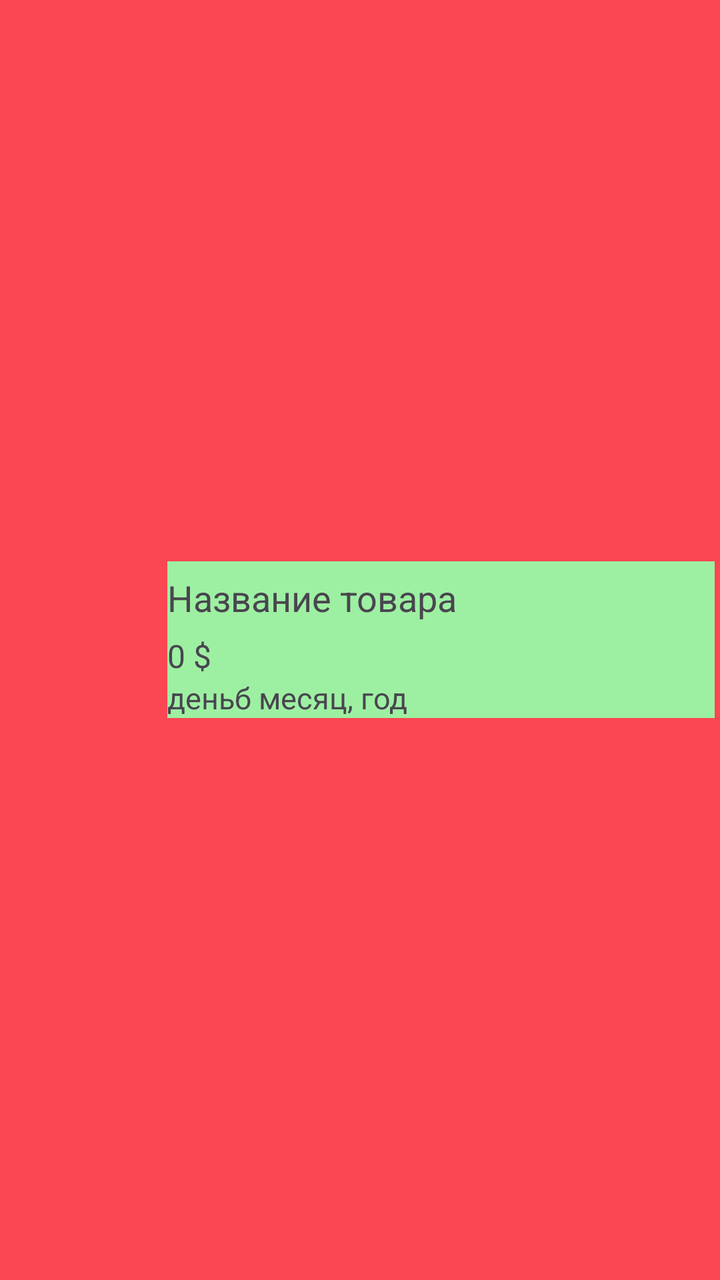
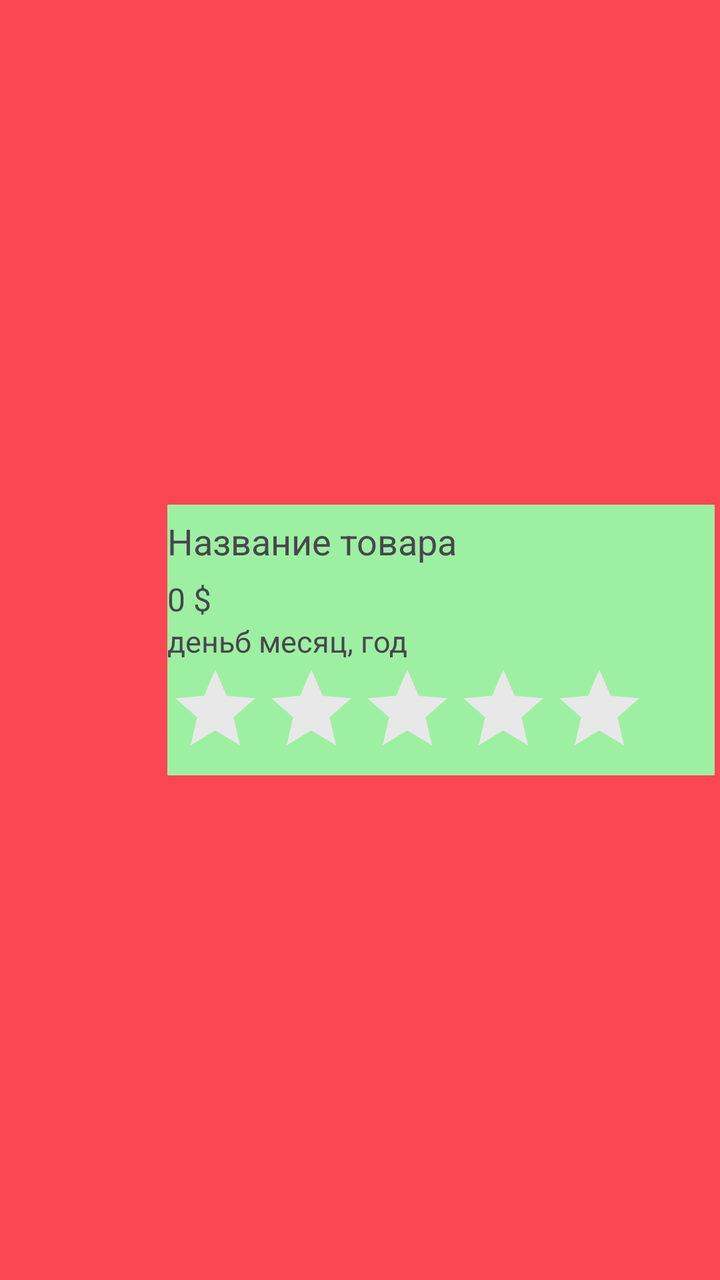

Two renders of the same Android screen: before a commit and after it. Below are the layout's source before the change and the commit's diff.
<!-- AndroidManifest.xml: application theme Theme.MyApplicationShopNew -->
<!-- res/layout/item_history.xml -->
<?xml version="1.0" encoding="utf-8"?>
<LinearLayout
    xmlns:android="http://schemas.android.com/apk/res/android"
    android:layout_width="match_parent"
    android:layout_height="wrap_content"
    android:orientation="horizontal"
    android:padding="8px"
    android:gravity="center_vertical"
    android:background="#FB4654">


    <ImageView
        android:id="@+id/tvHistoryImge"
        android:layout_width="64dp"
        android:layout_height="64dp"
        android:layout_marginRight="17dp"/>

    <LinearLayout
        android:layout_weight="1"
        android:layout_width="0dp"
        android:layout_height="wrap_content"
        android:orientation="vertical"
        android:background="#9DF0A1">

        <TextView
            android:id="@+id/tvHistoryName"
            android:layout_width="wrap_content"
            android:layout_height="wrap_content"
            android:text="Название товара"
            android:textSize="18sp"
            android:layout_marginVertical="6dp"/>


        <TextView
            android:id="@+id/tvproutctPrice"
            android:layout_width="wrap_content"
            android:layout_height="wrap_content"
            android:text="0 $"
            android:textSize="16sp"/>

        <TextView
            android:id="@+id/tvproutctDate"
            android:layout_width="wrap_content"
            android:layout_height="wrap_content"
            android:text="деньб месяц, год"
            android:textSize="15sp"/>

    </LinearLayout>




</LinearLayout>
<!-- resources referenced by this layout -->
<resources>
  <style name="Theme.MyApplicationShopNew" parent="Base.Theme.MyApplicationShopNew" />
  <style name="Base.Theme.MyApplicationShopNew" parent="Theme.Material3.DayNight.NoActionBar">
          
          
      </style>
</resources>

<!-- the commit's change to res/layout/item_history.xml (unified diff, before → after) -->
@@ -45,6 +45,16 @@
             android:text="деньб месяц, год"
             android:textSize="15sp"/>
 
+        <RatingBar
+            android:id="@+id/retingBar"
+            android:layout_width="wrap_content"
+            android:layout_height="wrap_content"
+            android:numStars ="5"
+            android:stepSize="1.0"
+            android:progressTint="#FDEE8A"
+            android:progressBackgroundTint="#E9E8E8"
+        />
+
     </LinearLayout>
 
 
